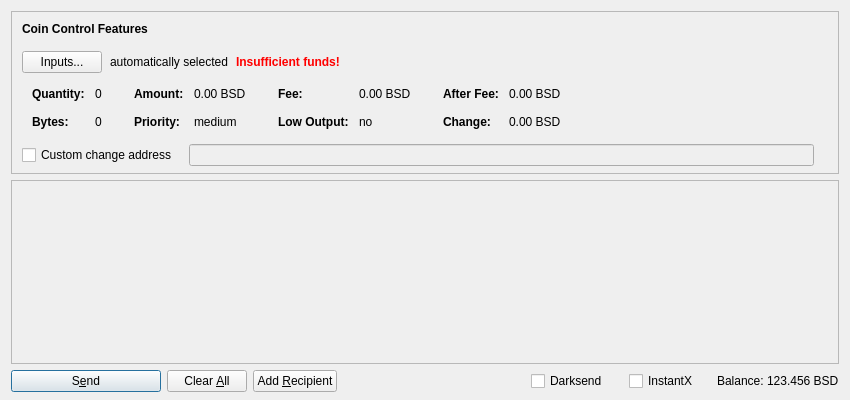
The window that src/qt/forms/sendcoinsdialog.ui (LIMXTEC/BitSend) describes before a commit, drawn with Qt 5.
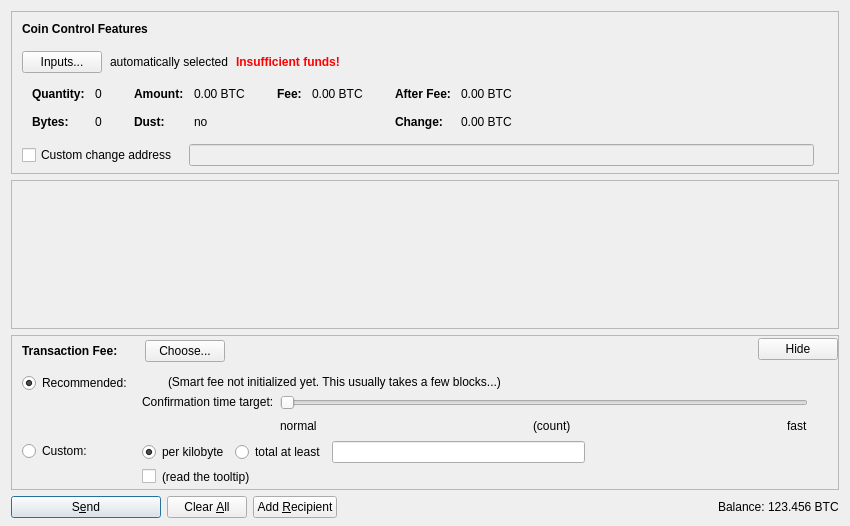
The same window after the commit. Icons and pictures are not drawn. Custom widgets are drawn as their Qt base class.

The edit to the form file:
```diff
--- a/src/qt/forms/sendcoinsdialog.ui
+++ b/src/qt/forms/sendcoinsdialog.ui
@@ -7,13 +7,13 @@
     <x>0</x>
     <y>0</y>
     <width>850</width>
-    <height>400</height>
+    <height>526</height>
    </rect>
   </property>
   <property name="windowTitle">
    <string>Send Coins</string>
   </property>
-  <layout class="QVBoxLayout" name="verticalLayout" stretch="0,1,0">
+  <layout class="QVBoxLayout" name="verticalLayout" stretch="0,1,0,0">
    <property name="bottomMargin">
     <number>8</number>
    </property>
@@ -321,7 +321,7 @@
                   <enum>Qt::ActionsContextMenu</enum>
                  </property>
                  <property name="text">
-                  <string notr="true">0.00 BSD</string>
+                  <string notr="true">0.00 BTC</string>
                  </property>
                  <property name="textInteractionFlags">
                   <set>Qt::LinksAccessibleByMouse|Qt::TextSelectableByKeyboard|Qt::TextSelectableByMouse</set>
@@ -329,7 +329,7 @@
                 </widget>
                </item>
                <item row="1" column="0">
-                <widget class="QLabel" name="labelCoinControlPriorityText">
+                <widget class="QLabel" name="labelCoinControlLowOutputText">
                  <property name="font">
                   <font>
                    <weight>75</weight>
@@ -337,12 +337,12 @@
                   </font>
                  </property>
                  <property name="text">
-                  <string>Priority:</string>
+                  <string>Dust:</string>
                  </property>
                 </widget>
                </item>
                <item row="1" column="1">
-                <widget class="QLabel" name="labelCoinControlPriority">
+                <widget class="QLabel" name="labelCoinControlLowOutput">
                  <property name="cursor">
                   <cursorShape>IBeamCursor</cursorShape>
                  </property>
@@ -350,7 +350,7 @@
                   <enum>Qt::ActionsContextMenu</enum>
                  </property>
                  <property name="text">
-                  <string>medium</string>
+                  <string notr="true">no</string>
                  </property>
                  <property name="textInteractionFlags">
                   <set>Qt::LinksAccessibleByMouse|Qt::TextSelectableByKeyboard|Qt::TextSelectableByMouse</set>
@@ -401,36 +401,7 @@
                   <enum>Qt::ActionsContextMenu</enum>
                  </property>
                  <property name="text">
-                  <string notr="true">0.00 BSD</string>
-                 </property>
-                 <property name="textInteractionFlags">
-                  <set>Qt::LinksAccessibleByMouse|Qt::TextSelectableByKeyboard|Qt::TextSelectableByMouse</set>
-                 </property>
-                </widget>
-               </item>
-               <item row="1" column="0">
-                <widget class="QLabel" name="labelCoinControlLowOutputText">
-                 <property name="font">
-                  <font>
-                   <weight>75</weight>
-                   <bold>true</bold>
-                  </font>
-                 </property>
-                 <property name="text">
-                  <string>Low Output:</string>
-                 </property>
-                </widget>
-               </item>
-               <item row="1" column="1">
-                <widget class="QLabel" name="labelCoinControlLowOutput">
-                 <property name="cursor">
-                  <cursorShape>IBeamCursor</cursorShape>
-                 </property>
-                 <property name="contextMenuPolicy">
-                  <enum>Qt::ActionsContextMenu</enum>
-                 </property>
-                 <property name="text">
-                  <string>no</string>
+                  <string notr="true">0.00 BTC</string>
                  </property>
                  <property name="textInteractionFlags">
                   <set>Qt::LinksAccessibleByMouse|Qt::TextSelectableByKeyboard|Qt::TextSelectableByMouse</set>
@@ -481,7 +452,7 @@
                   <enum>Qt::ActionsContextMenu</enum>
                  </property>
                  <property name="text">
-                  <string notr="true">0.00 BSD</string>
+                  <string notr="true">0.00 BTC</string>
                  </property>
                  <property name="textInteractionFlags">
                   <set>Qt::LinksAccessibleByMouse|Qt::TextSelectableByKeyboard|Qt::TextSelectableByMouse</set>
@@ -510,7 +481,7 @@
                   <enum>Qt::ActionsContextMenu</enum>
                  </property>
                  <property name="text">
-                  <string notr="true">0.00 BSD</string>
+                  <string notr="true">0.00 BTC</string>
                  </property>
                  <property name="textInteractionFlags">
                   <set>Qt::LinksAccessibleByMouse|Qt::TextSelectableByKeyboard|Qt::TextSelectableByMouse</set>
@@ -613,8 +584,8 @@
        <rect>
         <x>0</x>
         <y>0</y>
-        <width>824</width>
-        <height>138</height>
+        <width>830</width>
+        <height>104</height>
        </rect>
       </property>
       <layout class="QVBoxLayout" name="verticalLayout_2" stretch="0,1">
@@ -654,6 +625,557 @@
      </widget>
     </widget>
    </item>
+   <item>
+    <widget class="QFrame" name="frameFee">
+     <property name="sizePolicy">
+      <sizepolicy hsizetype="Expanding" vsizetype="Expanding">
+       <horstretch>0</horstretch>
+       <verstretch>0</verstretch>
+      </sizepolicy>
+     </property>
+     <property name="maximumSize">
+      <size>
+       <width>16777215</width>
+       <height>16777215</height>
+      </size>
+     </property>
+     <property name="frameShape">
+      <enum>QFrame::StyledPanel</enum>
+     </property>
+     <property name="frameShadow">
+      <enum>QFrame::Sunken</enum>
+     </property>
+     <layout class="QVBoxLayout" name="verticalLayoutFee1">
+      <property name="spacing">
+       <number>0</number>
+      </property>
+      <property name="leftMargin">
+       <number>0</number>
+      </property>
+      <property name="topMargin">
+       <number>0</number>
+      </property>
+      <property name="rightMargin">
+       <number>0</number>
+      </property>
+      <property name="bottomMargin">
+       <number>0</number>
+      </property>
+      <item>
+       <layout class="QVBoxLayout" name="verticalLayoutFee2" stretch="0,0,0">
+        <property name="spacing">
+         <number>0</number>
+        </property>
+        <property name="leftMargin">
+         <number>10</number>
+        </property>
+        <property name="topMargin">
+         <number>0</number>
+        </property>
+        <item>
+         <layout class="QHBoxLayout" name="horizontalLayoutFee1">
+          <property name="bottomMargin">
+           <number>0</number>
+          </property>
+          <item>
+           <layout class="QVBoxLayout" name="verticalLayoutFee7">
+            <property name="spacing">
+             <number>0</number>
+            </property>
+            <item>
+             <spacer name="verticalSpacerSmartFee">
+              <property name="orientation">
+               <enum>Qt::Vertical</enum>
+              </property>
+              <property name="sizeType">
+               <enum>QSizePolicy::Fixed</enum>
+              </property>
+              <property name="sizeHint" stdset="0">
+               <size>
+                <width>1</width>
+                <height>4</height>
+               </size>
+              </property>
+             </spacer>
+            </item>
+            <item>
+             <layout class="QHBoxLayout" name="horizontalLayoutSmartFee">
+              <property name="spacing">
+               <number>10</number>
+              </property>
+              <item>
+               <widget class="QLabel" name="labelFeeHeadline">
+                <property name="sizePolicy">
+                 <sizepolicy hsizetype="Preferred" vsizetype="Maximum">
+                  <horstretch>0</horstretch>
+                  <verstretch>0</verstretch>
+                 </sizepolicy>
+                </property>
+                <property name="font">
+                 <font>
+                  <weight>75</weight>
+                  <bold>true</bold>
+                 </font>
+                </property>
+                <property name="styleSheet">
+                 <string notr="true">font-weight:bold;</string>
+                </property>
+                <property name="text">
+                 <string>Transaction Fee:</string>
+                </property>
+               </widget>
+              </item>
+              <item>
+               <widget class="QLabel" name="labelFeeMinimized">
+                <property name="text">
+                 <string/>
+                </property>
+               </widget>
+              </item>
+              <item>
+               <widget class="QPushButton" name="buttonChooseFee">
+                <property name="text">
+                 <string>Choose...</string>
+                </property>
+               </widget>
+              </item>
+             </layout>
+            </item>
+            <item>
+             <spacer name="verticalSpacer_5">
+              <property name="orientation">
+               <enum>Qt::Vertical</enum>
+              </property>
+              <property name="sizeHint" stdset="0">
+               <size>
+                <width>1</width>
+                <height>1</height>
+               </size>
+              </property>
+             </spacer>
+            </item>
+           </layout>
+          </item>
+          <item>
+           <spacer name="horizontalSpacer_4">
+            <property name="orientation">
+             <enum>Qt::Horizontal</enum>
+            </property>
+            <property name="sizeHint" stdset="0">
+             <size>
+              <width>40</width>
+              <height>20</height>
+             </size>
+            </property>
+           </spacer>
+          </item>
+          <item>
+           <widget class="QPushButton" name="buttonMinimizeFee">
+            <property name="toolTip">
+             <string>collapse fee-settings</string>
+            </property>
+            <property name="text">
+             <string>Hide</string>
+            </property>
+           </widget>
+          </item>
+         </layout>
+        </item>
+        <item>
+         <widget class="QFrame" name="frameFeeSelection">
+          <layout class="QVBoxLayout" name="verticalLayoutFee12">
+           <property name="spacing">
+            <number>0</number>
+           </property>
+           <property name="leftMargin">
+            <number>0</number>
+           </property>
+           <property name="topMargin">
+            <number>0</number>
+           </property>
+           <property name="rightMargin">
+            <number>0</number>
+           </property>
+           <property name="bottomMargin">
+            <number>0</number>
+           </property>
+           <item>
+            <layout class="QGridLayout" name="gridLayoutFee">
+             <property name="topMargin">
+              <number>10</number>
+             </property>
+             <property name="bottomMargin">
+              <number>4</number>
+             </property>
+             <property name="horizontalSpacing">
+              <number>10</number>
+             </property>
+             <property name="verticalSpacing">
+              <number>4</number>
+             </property>
+             <item row="1" column="1">
+              <layout class="QVBoxLayout" name="verticalLayoutFee8">
+               <property name="spacing">
+                <number>6</number>
+               </property>
+               <item>
+                <layout class="QHBoxLayout" name="horizontalLayoutFee13">
+                 <item>
+                  <widget class="QRadioButton" name="radioCustomPerKilobyte">
+                   <property name="toolTip">
+                    <string>If the custom fee is set to 1000 satoshis and the transaction is only 250 bytes, then &quot;per kilobyte&quot; only pays 250 satoshis in fee, while &quot;total at least&quot; pays 1000 satoshis. For transactions bigger than a kilobyte both pay by kilobyte.</string>
+                   </property>
+                   <property name="text">
+                    <string>per kilobyte</string>
+                   </property>
+                   <property name="checked">
+                    <bool>true</bool>
+                   </property>
+                   <attribute name="buttonGroup">
+                    <string notr="true">groupCustomFee</string>
+                   </attribute>
+                  </widget>
+                 </item>
+                 <item>
+                  <widget class="QRadioButton" name="radioCustomAtLeast">
+                   <property name="toolTip">
+                    <string>If the custom fee is set to 1000 satoshis and the transaction is only 250 bytes, then &quot;per kilobyte&quot; only pays 250 satoshis in fee, while &quot;total at least&quot; pays 1000 satoshis. For transactions bigger than a kilobyte both pay by kilobyte.</string>
+                   </property>
+                   <property name="text">
+                    <string>total at least</string>
+                   </property>
+                   <attribute name="buttonGroup">
+                    <string notr="true">groupCustomFee</string>
+                   </attribute>
+                  </widget>
+                 </item>
+                 <item>
+                  <widget class="BitcoinAmountField" name="customFee"/>
+                 </item>
+                 <item>
+                  <spacer name="horizontalSpacer_6">
+                   <property name="orientation">
+                    <enum>Qt::Horizontal</enum>
+                   </property>
+                   <property name="sizeHint" stdset="0">
+                    <size>
+                     <width>1</width>
+                     <height>1</height>
+                    </size>
+                   </property>
+                  </spacer>
+                 </item>
+                </layout>
+               </item>
+               <item>
+                <layout class="QHBoxLayout" name="horizontalLayoutFee8">
+                 <item>
+                  <widget class="QCheckBox" name="checkBoxMinimumFee">
+                   <property name="toolTip">
+                    <string>Paying only the minimum fee is just fine as long as there is less transaction volume than space in the blocks. But be aware that this can end up in a never confirming transaction once there is more demand for bitcoin transactions than the network can process.</string>
+                   </property>
+                   <property name="text">
+                    <string/>
+                   </property>
+                  </widget>
+                 </item>
+                 <item>
+                  <widget class="QLabel" name="labelMinFeeWarning">
+                   <property name="enabled">
+                    <bool>true</bool>
+                   </property>
+                   <property name="toolTip">
+                    <string>Paying only the minimum fee is just fine as long as there is less transaction volume than space in the blocks. But be aware that this can end up in a never confirming transaction once there is more demand for bitcoin transactions than the network can process.</string>
+                   </property>
+                   <property name="text">
+                    <string>(read the tooltip)</string>
+                   </property>
+                   <property name="margin">
+                    <number>5</number>
+                   </property>
+                  </widget>
+                 </item>
+                 <item>
+                  <spacer name="horizontalSpacer_2">
+                   <property name="orientation">
+                    <enum>Qt::Horizontal</enum>
+                   </property>
+                   <property name="sizeHint" stdset="0">
+                    <size>
+                     <width>1</width>
+                     <height>1</height>
+                    </size>
+                   </property>
+                  </spacer>
+                 </item>
+                </layout>
+               </item>
+              </layout>
+             </item>
+             <item row="0" column="0">
+              <layout class="QVBoxLayout" name="verticalLayoutFee4" stretch="0,1">
+               <item>
+                <widget class="QRadioButton" name="radioSmartFee">
+                 <property name="text">
+                  <string>Recommended:</string>
+                 </property>
+                 <property name="checked">
+                  <bool>true</bool>
+                 </property>
+                 <attribute name="buttonGroup">
+                  <string notr="true">groupFee</string>
+                 </attribute>
+                </widget>
+               </item>
+               <item>
+                <spacer name="verticalSpacer_2">
+                 <property name="orientation">
+                  <enum>Qt::Vertical</enum>
+                 </property>
+                 <property name="sizeHint" stdset="0">
+                  <size>
+                   <width>1</width>
+                   <height>1</height>
+                  </size>
+                 </property>
+                </spacer>
+               </item>
+              </layout>
+             </item>
+             <item row="1" column="0">
+              <layout class="QVBoxLayout" name="verticalLayoutFee9" stretch="0,1">
+               <item>
+                <widget class="QRadioButton" name="radioCustomFee">
+                 <property name="text">
+                  <string>Custom:</string>
+                 </property>
+                 <attribute name="buttonGroup">
+                  <string notr="true">groupFee</string>
+                 </attribute>
+                </widget>
+               </item>
+               <item>
+                <spacer name="verticalSpacer_6">
+                 <property name="orientation">
+                  <enum>Qt::Vertical</enum>
+                 </property>
+                 <property name="sizeHint" stdset="0">
+                  <size>
+                   <width>1</width>
+                   <height>1</height>
+                  </size>
+                 </property>
+                </spacer>
+               </item>
+              </layout>
+             </item>
+             <item row="0" column="1">
+              <layout class="QVBoxLayout" name="verticalLayoutFee3" stretch="0,0,1">
+               <property name="spacing">
+                <number>6</number>
+               </property>
+               <property name="topMargin">
+                <number>2</number>
+               </property>
+               <item>
+                <layout class="QHBoxLayout" name="horizontalLayoutFee12">
+                 <item>
+                  <widget class="QLabel" name="labelSmartFee">
+                   <property name="text">
+                    <string/>
+                   </property>
+                   <property name="margin">
+                    <number>2</number>
+                   </property>
+                  </widget>
+                 </item>
+                 <item>
+                  <widget class="QLabel" name="labelFeeEstimation">
+                   <property name="text">
+                    <string/>
+                   </property>
+                  </widget>
+                 </item>
+                 <item>
+                  <widget class="QLabel" name="labelSmartFee2">
+                   <property name="text">
+                    <string>(Smart fee not initialized yet. This usually takes a few blocks...)</string>
+                   </property>
+                   <property name="margin">
+                    <number>2</number>
+                   </property>
+                  </widget>
+                 </item>
+                 <item>
+                  <spacer name="horizontalSpacer_5">
+                   <property name="orientation">
+                    <enum>Qt::Horizontal</enum>
+                   </property>
+                   <property name="sizeHint" stdset="0">
+                    <size>
+                     <width>1</width>
+                     <height>1</height>
+                    </size>
+                   </property>
+                  </spacer>
+                 </item>
+                </layout>
+               </item>
+               <item>
+                <layout class="QHBoxLayout" name="horizontalLayoutFee9">
+                 <item>
+                  <layout class="QVBoxLayout" name="verticalLayoutFee6">
+                   <item>
+                    <widget class="QLabel" name="labelSmartFee3">
+                     <property name="text">
+                      <string>Confirmation time target:</string>
+                     </property>
+                     <property name="margin">
+                      <number>2</number>
+                     </property>
+                    </widget>
+                   </item>
+                   <item>
+                    <spacer name="verticalSpacer_3">
+                     <property name="orientation">
+                      <enum>Qt::Vertical</enum>
+                     </property>
+                     <property name="sizeHint" stdset="0">
+                      <size>
+                       <width>1</width>
+                       <height>1</height>
+                      </size>
+                     </property>
+                    </spacer>
+                   </item>
+                  </layout>
+                 </item>
+                 <item>
+                  <layout class="QVBoxLayout" name="verticalLayoutFee5">
+                   <property name="rightMargin">
+                    <number>30</number>
+                   </property>
+                   <item>
+                    <widget class="QSlider" name="sliderSmartFee">
+                     <property name="minimum">
+                      <number>0</number>
+                     </property>
+                     <property name="maximum">
+                      <number>23</number>
+                     </property>
+                     <property name="pageStep">
+                      <number>1</number>
+                     </property>
+                     <property name="value">
+                      <number>0</number>
+                     </property>
+                     <property name="orientation">
+                      <enum>Qt::Horizontal</enum>
+                     </property>
+                     <property name="invertedAppearance">
+                      <bool>false</bool>
+                     </property>
+                     <property name="invertedControls">
+                      <bool>false</bool>
+                     </property>
+                     <property name="tickPosition">
+                      <enum>QSlider::NoTicks</enum>
+                     </property>
+                    </widget>
+                   </item>
+                   <item>
+                    <layout class="QHBoxLayout" name="horizontalLayoutFee10">
+                     <item>
+                      <widget class="QLabel" name="labelSmartFeeNormal">
+                       <property name="text">
+                        <string>normal</string>
+                       </property>
+                      </widget>
+                     </item>
+                     <item>
+                      <spacer name="horizontalSpacer_7">
+                       <property name="orientation">
+                        <enum>Qt::Horizontal</enum>
+                       </property>
+                       <property name="sizeHint" stdset="0">
+                        <size>
+                         <width>40</width>
+                         <height>20</height>
+                        </size>
+                       </property>
+                      </spacer>
+                     </item>
+                     <item>
+                      <widget class="QLabel" name="confirmationTargetLabel">
+                       <property name="text">
+                        <string notr="true">(count)</string>
+                       </property>
+                      </widget>
+                     </item>
+                     <item>
+                      <spacer name="horizontalSpacer_3">
+                       <property name="orientation">
+                        <enum>Qt::Horizontal</enum>
+                       </property>
+                       <property name="sizeHint" stdset="0">
+                        <size>
+                         <width>40</width>
+                         <height>20</height>
+                        </size>
+                       </property>
+                      </spacer>
+                     </item>
+                     <item>
+                      <widget class="QLabel" name="labelSmartFeeFast">
+                       <property name="text">
+                        <string>fast</string>
+                       </property>
+                      </widget>
+                     </item>
+                    </layout>
+                   </item>
+                  </layout>
+                 </item>
+                </layout>
+               </item>
+               <item>
+                <spacer name="verticalSpacer_4">
+                 <property name="orientation">
+                  <enum>Qt::Vertical</enum>
+                 </property>
+                 <property name="sizeHint" stdset="0">
+                  <size>
+                   <width>1</width>
+                   <height>1</height>
+                  </size>
+                 </property>
+                </spacer>
+               </item>
+              </layout>
+             </item>
+            </layout>
+           </item>
+          </layout>
+         </widget>
+        </item>
+        <item>
+         <spacer name="verticalSpacerFee">
+          <property name="orientation">
+           <enum>Qt::Vertical</enum>
+          </property>
+          <property name="sizeHint" stdset="0">
+           <size>
+            <width>800</width>
+            <height>1</height>
+           </size>
+          </property>
+         </spacer>
+        </item>
+       </layout>
+      </item>
+     </layout>
+    </widget>
+   </item>
    <item>
     <layout class="QHBoxLayout" name="horizontalLayout">
      <item>
@@ -674,6 +1196,9 @@
         <iconset resource="../bitsend.qrc">
          <normaloff>:/icons/send</normaloff>:/icons/send</iconset>
        </property>
+       <property name="autoDefault">
+        <bool>false</bool>
+       </property>
        <property name="default">
         <bool>true</bool>
        </property>
@@ -740,37 +1265,14 @@
        <property name="spacing">
         <number>3</number>
        </property>
-       <item>
-        <widget class="QCheckBox" name="checkUseDarksend">
-         <property name="minimumSize">
-          <size>
-           <width>95</width>
-           <height>0</height>
-          </size>
-         </property>
-         <property name="text">
-          <string>Darksend</string>
-         </property>
-        </widget>
-       </item>
-       <item>
-        <widget class="QCheckBox" name="checkInstantX">
-         <property name="enabled">
-          <bool>true</bool>
-         </property>
-         <property name="minimumSize">
-          <size>
-           <width>85</width>
-           <height>0</height>
-          </size>
-         </property>
-         <property name="text">
-          <string>InstantX</string>
-         </property>
-        </widget>
-       </item>
        <item>
         <widget class="QLabel" name="label">
+         <property name="sizePolicy">
+          <sizepolicy hsizetype="Preferred" vsizetype="Fixed">
+           <horstretch>0</horstretch>
+           <verstretch>0</verstretch>
+          </sizepolicy>
+         </property>
          <property name="text">
           <string>Balance:</string>
          </property>
@@ -788,7 +1290,7 @@
           <cursorShape>IBeamCursor</cursorShape>
          </property>
          <property name="text">
-          <string notr="true">123.456 BSD</string>
+          <string notr="true">123.456 BTC</string>
          </property>
          <property name="textInteractionFlags">
           <set>Qt::LinksAccessibleByMouse|Qt::TextSelectableByKeyboard|Qt::TextSelectableByMouse</set>
@@ -807,6 +1309,12 @@
    <extends>QLineEdit</extends>
    <header>qvalidatedlineedit.h</header>
   </customwidget>
+  <customwidget>
+   <class>BitcoinAmountField</class>
+   <extends>QLineEdit</extends>
+   <header>bitcoinamountfield.h</header>
+   <container>1</container>
+  </customwidget>
  </customwidgets>
  <resources>
   <include location="../bitsend.qrc"/>
```
Left out of the diff: 18 changed lines with no effect on the pictures.
